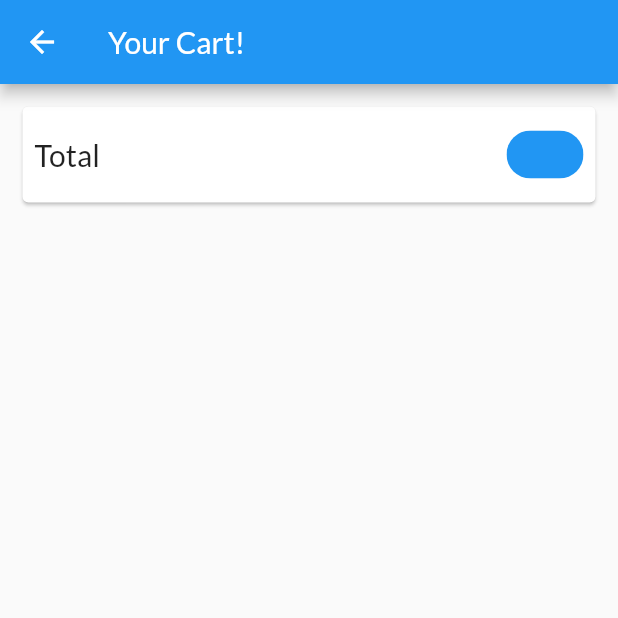
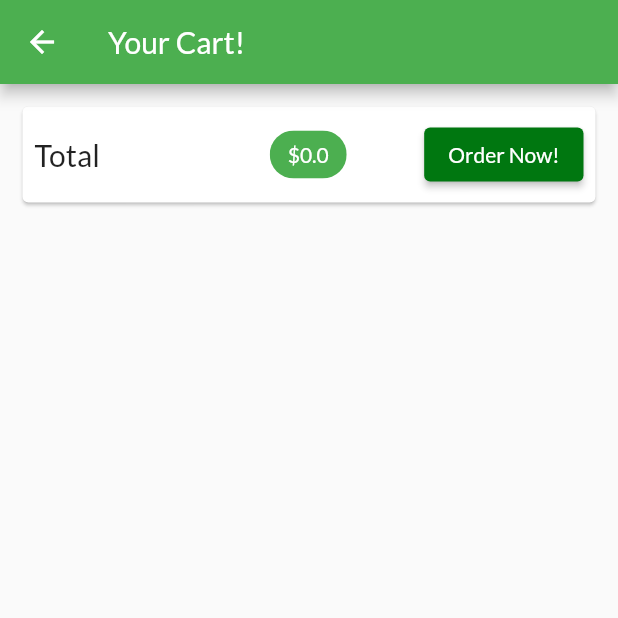
Before and after one commit to garima-pachori/ShopApp, a Flutter app: the CartScreen screen opened by its route, on a phone screen of 412 x 824 dp, the top half of it. Run offline on Flutter 3.47's test engine with Material 2 defaults, Android fonts, the phone set to English and light mode, and no system bars; network calls fail.

Commit message:
displayed list of cart items

```diff
--- a/lib/Providers/cart.dart
+++ b/lib/Providers/cart.dart
@@ -1,12 +1,12 @@
 import 'package:flutter/foundation.dart';
 
-class CartItem{
+class CartItems{
   final String id;
   final String title;
   final int quantity;
   final double price;
 
-  CartItem({
+  CartItems({
     required this.id,
     required this.title,
     required this.quantity,
@@ -15,9 +15,9 @@ class CartItem{
 }
 
 class Cart with ChangeNotifier{
-    final Map<String,CartItem> _items={};
+    final Map<String,CartItems> _items={};
 
-    Map<String, CartItem> get items{
+    Map<String, CartItems> get items{
       return {..._items};
     }
 
@@ -42,7 +42,7 @@ class Cart with ChangeNotifier{
         if(_items.containsKey(productId)){
             _items.update(
               productId,
-              (existingCartitem) => CartItem(
+              (existingCartitem) => CartItems(
                 id: existingCartitem.id,
                 title: existingCartitem.title,
                 quantity: existingCartitem.quantity,
@@ -53,7 +53,7 @@ class Cart with ChangeNotifier{
         else{
             _items.putIfAbsent(
               productId,
-              () =>CartItem(
+              () =>CartItems(
                 id: DateTime.now().toString(),
                 title: title,
                 quantity: 1,
--- a/lib/main.dart
+++ b/lib/main.dart
@@ -41,8 +41,8 @@ class MyApp extends StatelessWidget {
       child: MaterialApp(
         title: 'MyShop',
         theme: ThemeData(
-          primarySwatch: Colors.blue,
-          accentColor: Colors.deepOrange,
+          primarySwatch: Colors.green,
+          accentColor: Color.fromARGB(255, 225, 228, 39),
           fontFamily: 'Lato',
         ),
         home:  ProductOverviewScreen(),
--- a/lib/screens/cart_screen.dart
+++ b/lib/screens/cart_screen.dart
@@ -1,8 +1,7 @@
 import 'package:flutter/material.dart';
-import 'package:flutter/src/widgets/framework.dart';
-import 'package:flutter/src/widgets/placeholder.dart';
 import 'package:provider/provider.dart';
-import 'package:shop_app/Providers/cart.dart';
+import '../Providers/cart.dart';
+import '../widgets/cart_item.dart';
 
 class CartScreen extends StatelessWidget {
 
@@ -37,15 +36,38 @@ class CartScreen extends StatelessWidget {
                       label: Text(
                         '\$${cart.totalAmount}',
                         style: TextStyle(
-                          color: Theme.of(context).primaryColor
+                          color: Colors.white
                         ),
                       ),
                       backgroundColor: Theme.of(context).primaryColor,
+                    ),
+                    ElevatedButton(
+                      onPressed: (){},
+                      child: const Text(
+                        'Order Now!',
+                        style: TextStyle(
+                          color: Colors.white
+                        ),
+                      ),
+                      style: ElevatedButton.styleFrom(
+                        backgroundColor: Color.fromARGB(255, 0, 119, 16)
+                      ),
                     )
                   ]
                 ),
               ),
-            )
+            ),
+            SizedBox(height: 10,),
+            Expanded(child: ListView.builder(
+              itemCount: cart.itemCount,
+              itemBuilder: (context, i) =>
+              CartItem(
+                cart.items.values.toList()[i].id,
+                cart.items.values.toList()[i].price,
+                cart.items.values.toList()[i].quantity,
+                cart.items.values.toList()[i].title
+                ),
+            ))
         ],
       ),
     );
```
Also changed, not shown: lib/widgets/cart_item.dart (added, +38 -0 lines).
